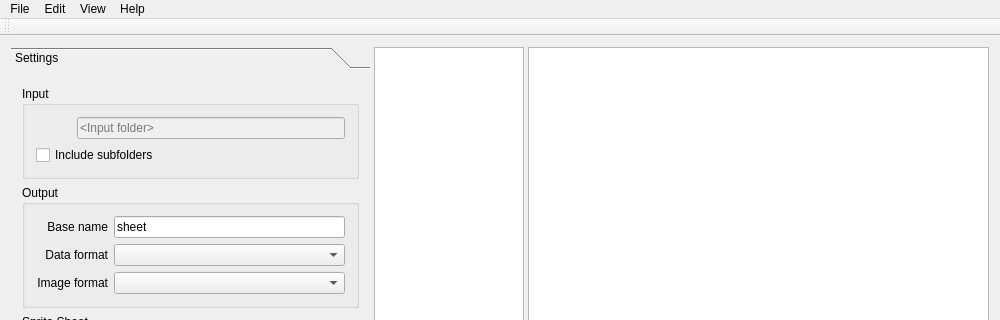
Before: the Qt Designer form mainwindow.ui in bazgt/SpriteBuncher, drawn with Qt 5; both pictures show x 0 to 1000 and y 0 to 320 of the 1000 by 700 pixel window.
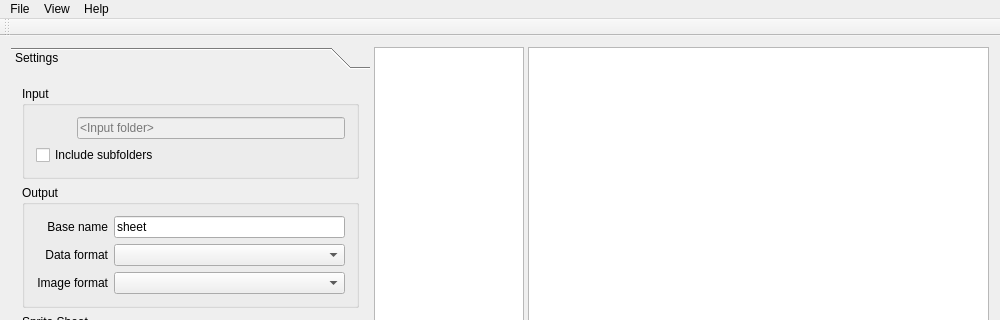
After: the same form once the commit is applied. Icons and pictures are not drawn.

Commit message: Remove Edit menu since its empty currently.

Diff of the .ui file:
```diff
--- a/mainwindow.ui
+++ b/mainwindow.ui
@@ -676,11 +676,6 @@
     <addaction name="separator"/>
     <addaction name="actionAbout"/>
    </widget>
-   <widget class="QMenu" name="menuEdit">
-    <property name="title">
-     <string>Edit</string>
-    </property>
-   </widget>
    <widget class="QMenu" name="menuHelp">
     <property name="title">
      <string>Help</string>
@@ -700,7 +695,6 @@
     <addaction name="actionUse_Dark_UI_Theme"/>
    </widget>
    <addaction name="menuText"/>
-   <addaction name="menuEdit"/>
    <addaction name="menuView"/>
    <addaction name="menuHelp"/>
   </widget>
```
